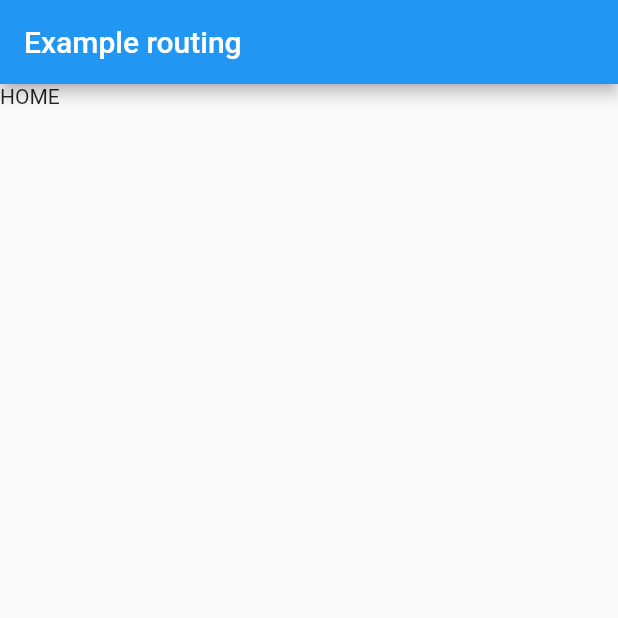
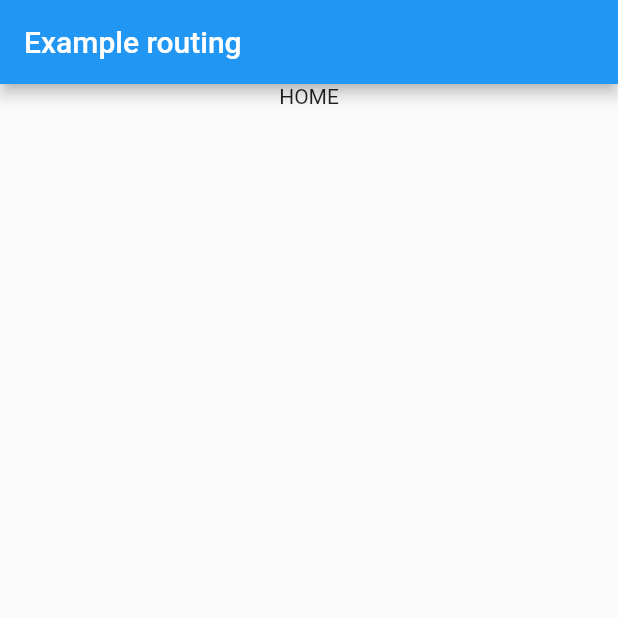
Before and after one commit to lucianoyamane/routing_example, a Flutter app: the screen it shows after launch, on a phone screen of 412 x 824 dp, the top half of it. Run offline on Flutter 3.47's test engine with Material 2 defaults, Android fonts, the phone set to English and light mode, and no system bars; missing offline and left inert: path_to_regexp.

Commit message:
ajustes main

```diff
--- a/lib/src/screens/home.dart
+++ b/lib/src/screens/home.dart
@@ -11,7 +11,8 @@ class HomeScreen extends StatelessWidget {
       ),
       body: Column(
         children: const <Widget>[
-          Text("HOME")
+          Center(child: Text("HOME"))
+
         ],
       )
     );
```
